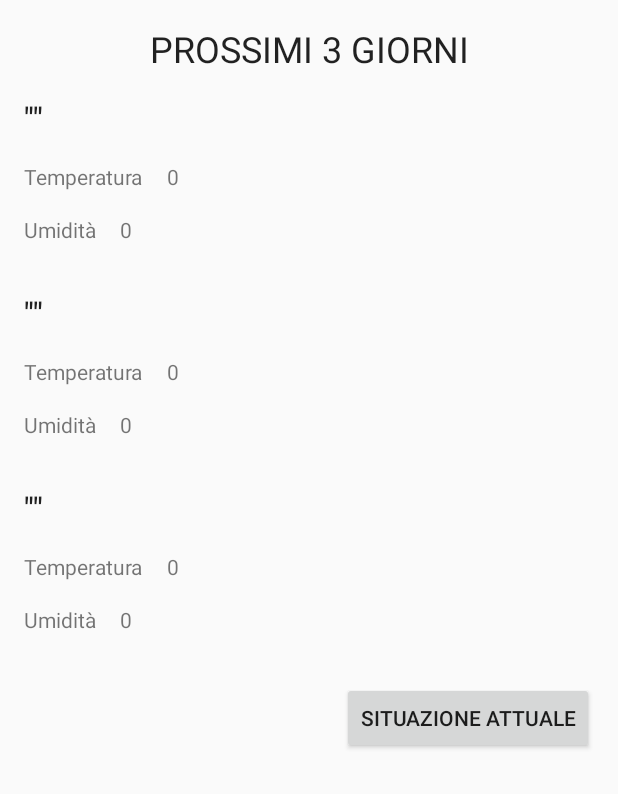
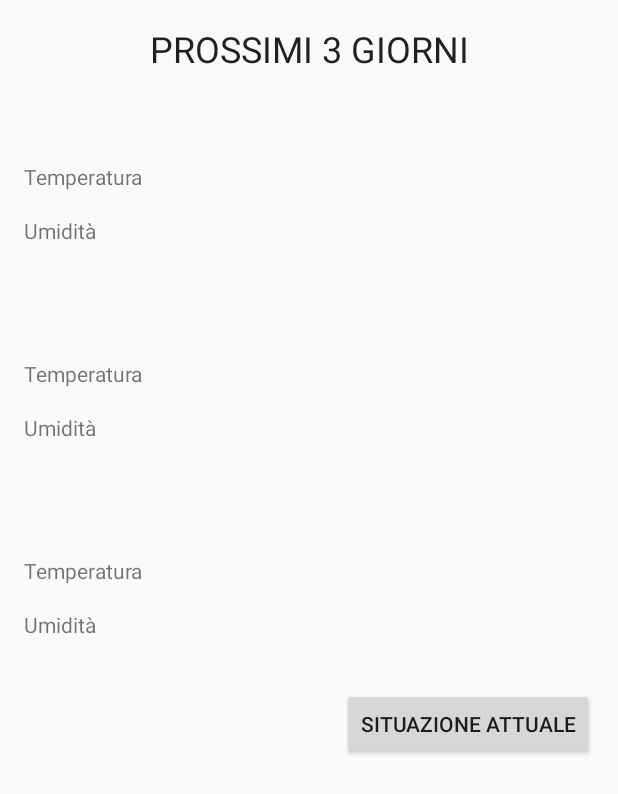
Before and after one commit to remotomasi/MeteoLecce, an Android app: the layout activity_weather3forecast.xml on its own in the app's theme, with its tools: preview values and no code run, on a phone screen of 412 x 824 dp. Shown: the top 794 px of the screen. Run offline under Robolectric (Android 15) with nearby library versions, the phone set to English and light mode, and no system bars.

Commit message:
- Improved graphic interfaces.

```diff
--- a/app/src/main/res/layout/activity_weather3forecast.xml
+++ b/app/src/main/res/layout/activity_weather3forecast.xml
@@ -15,27 +15,30 @@
         android:textAppearance="@style/TextAppearance.AppCompat.Headline"
         app:layout_constraintTop_toTopOf="parent"
         app:layout_constraintLeft_toLeftOf="parent"
-        app:layout_constraintRight_toRightOf="parent" />
+        app:layout_constraintRight_toRightOf="parent"
+        app:layout_constraintHorizontal_bias="0.5" />
 
     <TextView
         android:id="@+id/textView16"
-        android:layout_width="wrap_content"
-        android:layout_height="wrap_content"
+        android:layout_width="110dp"
+        android:layout_height="20dp"
         android:layout_marginLeft="16dp"
+        android:layout_marginStart="16dp"
+        android:layout_marginTop="16dp"
         android:text="@string/tempName"
         app:layout_constraintLeft_toLeftOf="parent"
-        android:layout_marginTop="16dp"
         app:layout_constraintTop_toBottomOf="@+id/textView21" />
 
     <TextView
         android:id="@+id/textView17"
-        android:layout_width="wrap_content"
-        android:layout_height="wrap_content"
+        android:layout_width="110dp"
+        android:layout_height="20dp"
         android:layout_marginLeft="16dp"
         android:layout_marginTop="16dp"
         android:text="@string/humName"
         app:layout_constraintLeft_toLeftOf="parent"
-        app:layout_constraintTop_toBottomOf="@+id/textView16" />
+        app:layout_constraintTop_toBottomOf="@+id/textView16"
+        android:layout_marginStart="16dp" />
 
     <Button
         android:id="@+id/button4"
@@ -46,7 +49,8 @@
         android:text="@string/titleMainPage"
         app:layout_constraintRight_toRightOf="parent"
         android:layout_marginTop="32dp"
-        app:layout_constraintTop_toBottomOf="@+id/textView32" />
+        app:layout_constraintTop_toBottomOf="@+id/textView32"
+        android:layout_marginEnd="16dp" />
 
     <TextView
         android:id="@+id/textView18"
@@ -55,7 +59,8 @@
         android:layout_marginLeft="16dp"
         android:text="@string/temperature3d_1"
         app:layout_constraintBaseline_toBaselineOf="@+id/textView16"
-        app:layout_constraintLeft_toRightOf="@+id/textView16" />
+        app:layout_constraintLeft_toRightOf="@+id/textView16"
+        android:layout_marginStart="16dp" />
 
     <TextView
         android:id="@+id/textView19"
@@ -64,7 +69,8 @@
         android:layout_marginLeft="16dp"
         android:text="@string/humidity3d_1"
         app:layout_constraintBaseline_toBaselineOf="@+id/textView17"
-        app:layout_constraintLeft_toRightOf="@+id/textView17" />
+        app:layout_constraintLeft_toRightOf="@+id/textView17"
+        android:layout_marginStart="16dp" />
 
     <TextView
         android:id="@+id/textView21"
@@ -75,7 +81,8 @@
         android:text="@string/firstDay"
         android:textAppearance="@style/TextAppearance.AppCompat.Light.SearchResult.Title"
         app:layout_constraintLeft_toLeftOf="parent"
-        app:layout_constraintTop_toBottomOf="@+id/textView15" />
+        app:layout_constraintTop_toBottomOf="@+id/textView15"
+        android:layout_marginStart="16dp" />
 
     <TextView
         android:id="@+id/textView22"
@@ -86,17 +93,19 @@
         android:text="@string/secondDay"
         android:textAppearance="@style/TextAppearance.AppCompat.Light.SearchResult.Title"
         app:layout_constraintLeft_toLeftOf="parent"
-        app:layout_constraintTop_toBottomOf="@+id/textView17" />
+        app:layout_constraintTop_toBottomOf="@+id/textView17"
+        android:layout_marginStart="16dp" />
 
     <TextView
         android:id="@+id/textView23"
-        android:layout_width="wrap_content"
-        android:layout_height="wrap_content"
+        android:layout_width="110dp"
+        android:layout_height="20dp"
         android:layout_marginLeft="16dp"
         android:layout_marginTop="16dp"
         android:text="@string/tempName"
         app:layout_constraintLeft_toLeftOf="parent"
-        app:layout_constraintTop_toBottomOf="@+id/textView22" />
+        app:layout_constraintTop_toBottomOf="@+id/textView22"
+        android:layout_marginStart="16dp" />
 
     <TextView
         android:id="@+id/textView24"
@@ -105,19 +114,21 @@
         android:layout_marginLeft="16dp"
         android:text="@string/temperature3d_2"
         app:layout_constraintBaseline_toBaselineOf="@+id/textView23"
-        app:layout_constraintLeft_toRightOf="@+id/textView23" />
+        app:layout_constraintLeft_toRightOf="@+id/textView23"
+        android:layout_marginStart="16dp" />
 
     <TextView
         android:id="@+id/textView27"
-        android:layout_width="wrap_content"
-        android:layout_height="wrap_content"
+        android:layout_width="110dp"
+        android:layout_height="20dp"
         android:layout_marginLeft="16dp"
         android:layout_marginTop="16dp"
         android:text="@string/humName"
         app:layout_constraintBottom_toBottomOf="parent"
         app:layout_constraintLeft_toLeftOf="parent"
         app:layout_constraintTop_toBottomOf="@+id/textView23"
-        app:layout_constraintVertical_bias="0.0" />
+        app:layout_constraintVertical_bias="0.0"
+        android:layout_marginStart="16dp" />
 
     <TextView
         android:id="@+id/textView28"
@@ -126,7 +137,8 @@
         android:layout_marginLeft="16dp"
         android:text="@string/humidity3d_2"
         app:layout_constraintBaseline_toBaselineOf="@+id/textView27"
-        app:layout_constraintLeft_toRightOf="@+id/textView27" />
+        app:layout_constraintLeft_toRightOf="@+id/textView27"
+        android:layout_marginStart="16dp" />
 
     <TextView
         android:id="@+id/textView29"
@@ -137,17 +149,19 @@
         android:text="@string/thirdDay"
         android:textAppearance="@style/TextAppearance.AppCompat.Light.SearchResult.Title"
         app:layout_constraintLeft_toLeftOf="parent"
-        app:layout_constraintTop_toBottomOf="@+id/textView27" />
+        app:layout_constraintTop_toBottomOf="@+id/textView27"
+        android:layout_marginStart="16dp" />
 
     <TextView
         android:id="@+id/textView30"
-        android:layout_width="wrap_content"
-        android:layout_height="wrap_content"
+        android:layout_width="110dp"
+        android:layout_height="20dp"
         android:layout_marginLeft="16dp"
         android:layout_marginTop="16dp"
         android:text="@string/tempName"
         app:layout_constraintLeft_toLeftOf="parent"
-        app:layout_constraintTop_toBottomOf="@+id/textView29" />
+        app:layout_constraintTop_toBottomOf="@+id/textView29"
+        android:layout_marginStart="16dp" />
 
     <TextView
         android:id="@+id/textView31"
@@ -156,17 +170,19 @@
         android:layout_marginLeft="16dp"
         android:text="@string/humidity3d_2"
         app:layout_constraintBaseline_toBaselineOf="@+id/textView30"
-        app:layout_constraintLeft_toRightOf="@+id/textView30" />
+        app:layout_constraintLeft_toRightOf="@+id/textView30"
+        android:layout_marginStart="16dp" />
 
     <TextView
         android:id="@+id/textView32"
-        android:layout_width="wrap_content"
-        android:layout_height="wrap_content"
+        android:layout_width="110dp"
+        android:layout_height="20dp"
         android:layout_marginLeft="16dp"
         android:layout_marginTop="16dp"
         android:text="@string/humName"
         app:layout_constraintLeft_toLeftOf="parent"
-        app:layout_constraintTop_toBottomOf="@+id/textView30" />
+        app:layout_constraintTop_toBottomOf="@+id/textView30"
+        android:layout_marginStart="16dp" />
 
     <TextView
         android:id="@+id/textView33"
@@ -175,5 +191,7 @@
         android:layout_marginLeft="16dp"
         android:text="@string/humidity3d_3"
         app:layout_constraintBaseline_toBaselineOf="@+id/textView32"
-        app:layout_constraintLeft_toRightOf="@+id/textView32" />
+        app:layout_constraintLeft_toRightOf="@+id/textView32"
+        android:layout_marginStart="16dp" />
+
 </android.support.constraint.ConstraintLayout>
--- a/app/src/main/res/values/strings.xml
+++ b/app/src/main/res/values/strings.xml
@@ -3,30 +3,30 @@
     <string name="button_update">Update</string>
     <string name="data_viewer">Data</string>
     <string name="tempName">Temperatura</string>
-    <string name="temperature">0</string>
+    <string name="temperature"></string>
     <string name="pressureName">Pressione</string>
-    <string name="pressure">0</string>
+    <string name="pressure"></string>
     <string name="windName">Vento</string>
     <string name="windDir">Direzione</string>
-    <string name="wPower">0</string>
-    <string name="wDir">0</string>
-    <string name="humidity">0</string>
+    <string name="wPower"></string>
+    <string name="wDir"></string>
+    <string name="humidity"></string>
     <string name="humName">Umidità</string>
     <string name="titleMainPage">SITUAZIONE ATTUALE</string>
     <string name="update">Aggiorna</string>
     <string name="cloudsName">Cielo</string>
-    <string name="clouds">0</string>
-    <string name="phenomenon">\"\"</string>
+    <string name="clouds"></string>
+    <string name="phenomenon"></string>
     <string name="titleWeather3Forecast">PROSSIMI 3 GIORNI</string>
     <string name="forecast3">Previsioni</string>
-    <string name="temperature3d_1">0</string>
-    <string name="humidity3d_1">0</string>
-    <string name="date">\"\"</string>
-    <string name="firstDay">\"\"</string>
-    <string name="secondDay">\"\"</string>
-    <string name="thirdDay">\"\"</string>
-    <string name="temperature3d_2">0</string>
-    <string name="temperature3d_3">0</string>
-    <string name="humidity3d_2">0</string>
-    <string name="humidity3d_3">0</string>
+    <string name="temperature3d_1"></string>
+    <string name="humidity3d_1"></string>
+    <string name="date"></string>
+    <string name="firstDay"></string>
+    <string name="secondDay"></string>
+    <string name="thirdDay"></string>
+    <string name="temperature3d_2"></string>
+    <string name="temperature3d_3"></string>
+    <string name="humidity3d_2"></string>
+    <string name="humidity3d_3"></string>
 </resources>
```
Also changed, not shown: app/src/main/res/layout/activity_main.xml (+13 -13 lines).
